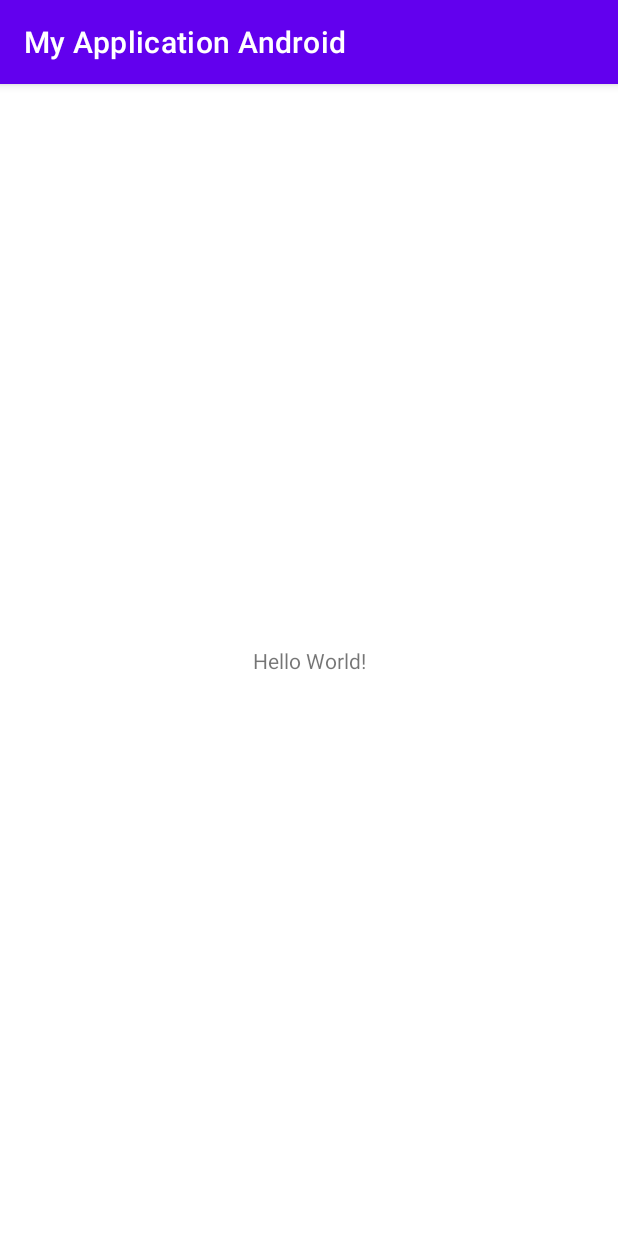
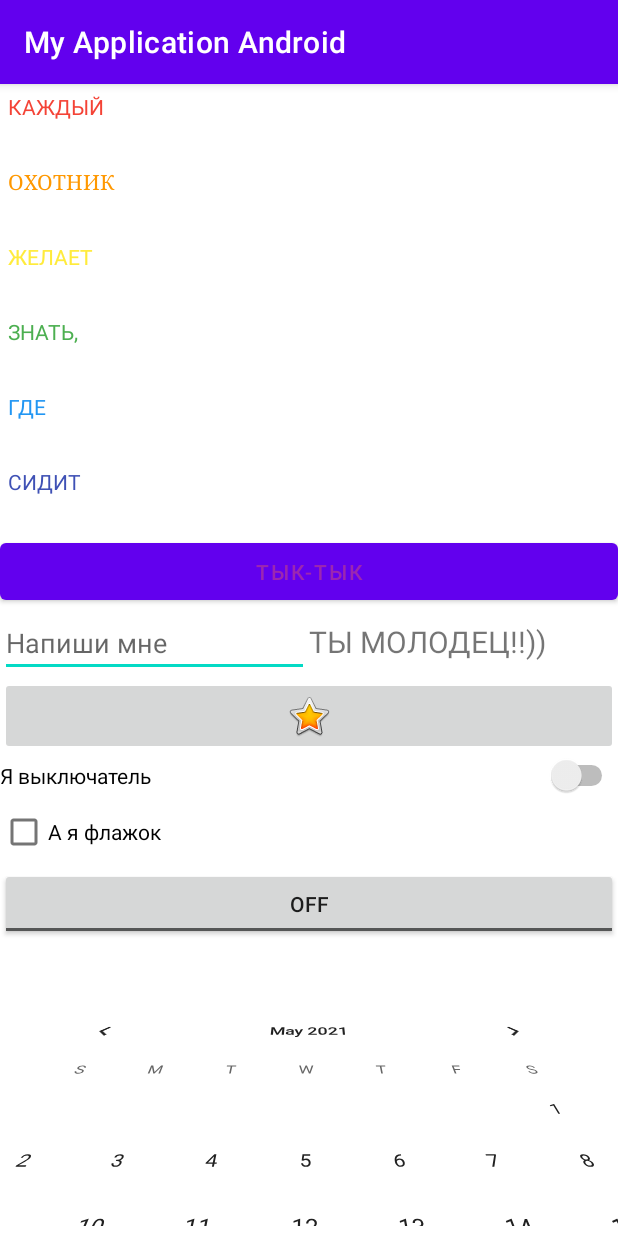
Before and after one commit to Tati1909/MyApplicationAndroid, an Android app: the screen it shows after launch (MainActivity), on a phone screen of 412 x 824 dp. Run offline under Robolectric (Android 15) with nearby library versions, the phone set to English and light mode, and no system bars.

Commit message:
Сделала ДЗ 1.

```diff
--- a/app/src/main/java/com/example/myapplicationandroid/MainActivity.java
+++ b/app/src/main/java/com/example/myapplicationandroid/MainActivity.java
@@ -3,12 +3,19 @@ package com.example.myapplicationandroid;
 import androidx.appcompat.app.AppCompatActivity;
 
 import android.os.Bundle;
+import android.view.View;
+import android.widget.Button;
 
 public class MainActivity extends AppCompatActivity {
+    private Button buttonTykTyk;
 
     @Override
     protected void onCreate(Bundle savedInstanceState) {
         super.onCreate(savedInstanceState);
         setContentView(R.layout.activity_main);
+
+        buttonTykTyk = findViewById(R.id.button1);
+        buttonTykTyk.setOnClickListener(v -> buttonTykTyk.setText("ФАЗАН"));
     }
+
 }
--- a/app/src/main/res/layout/activity_main.xml
+++ b/app/src/main/res/layout/activity_main.xml
@@ -1,18 +1,183 @@
 <?xml version="1.0" encoding="utf-8"?>
-<androidx.constraintlayout.widget.ConstraintLayout xmlns:android="http://schemas.android.com/apk/res/android"
+
+
+<LinearLayout xmlns:android="http://schemas.android.com/apk/res/android"
     xmlns:app="http://schemas.android.com/apk/res-auto"
     xmlns:tools="http://schemas.android.com/tools"
     android:layout_width="match_parent"
     android:layout_height="match_parent"
+    android:orientation="vertical"
     tools:context=".MainActivity">
 
-    <TextView
-        android:layout_width="wrap_content"
+    <LinearLayout
+        android:layout_width="match_parent"
         android:layout_height="wrap_content"
-        android:text="Hello World!"
-        app:layout_constraintBottom_toBottomOf="parent"
-        app:layout_constraintLeft_toLeftOf="parent"
-        app:layout_constraintRight_toRightOf="parent"
-        app:layout_constraintTop_toTopOf="parent" />
+        android:orientation="horizontal">
 
-</androidx.constraintlayout.widget.ConstraintLayout>
+        <TextView
+            android:id="@+id/text1"
+            android:layout_width="0dp"
+            android:layout_height="50dp"
+            android:layout_weight="0.3"
+            android:padding="5dp"
+            android:text="КАЖДЫЙ"
+            android:textColor="#F44336" />
+    </LinearLayout>
+
+    <LinearLayout
+        android:layout_width="match_parent"
+        android:layout_height="wrap_content"
+        android:orientation="horizontal">
+
+        <TextView
+            android:id="@+id/text2"
+            android:layout_width="0dp"
+            android:layout_height="50dp"
+            android:layout_weight="0.3"
+            android:fontFamily="serif"
+            android:padding="5dp"
+            android:text="ОХОТНИК"
+            android:textColor="#FF9800" />
+    </LinearLayout>
+
+    <LinearLayout
+        android:layout_width="match_parent"
+        android:layout_height="wrap_content"
+        android:orientation="horizontal">
+
+        <TextView
+            android:id="@+id/text3"
+            android:layout_width="0dp"
+            android:layout_height="50dp"
+            android:layout_weight="0.3"
+            android:padding="5dp"
+            android:text="ЖЕЛАЕТ"
+            android:textColor="#FFEB3B" />
+    </LinearLayout>
+
+    <LinearLayout
+        android:layout_width="match_parent"
+        android:layout_height="wrap_content"
+        android:orientation="horizontal">
+
+        <TextView
+            android:id="@+id/text4"
+            android:layout_width="0dp"
+            android:layout_height="50dp"
+            android:layout_weight="0.3"
+            android:padding="5dp"
+            android:text="ЗНАТЬ, "
+            android:textColor="#4CAF50" />
+    </LinearLayout>
+
+    <LinearLayout
+        android:layout_width="match_parent"
+        android:layout_height="wrap_content"
+        android:orientation="horizontal">
+
+        <TextView
+            android:id="@+id/text5"
+            android:layout_width="0dp"
+            android:layout_height="50dp"
+            android:layout_weight="0.3"
+            android:padding="5dp"
+            android:text="ГДЕ "
+            android:textColor="#2196F3" />
+    </LinearLayout>
+
+    <LinearLayout
+        android:layout_width="match_parent"
+        android:layout_height="wrap_content"
+        android:orientation="horizontal">
+
+        <TextView
+            android:id="@+id/text6"
+            android:layout_width="0dp"
+            android:layout_height="50dp"
+            android:layout_weight="0.3"
+            android:padding="5dp"
+            android:text="СИДИТ "
+            android:textColor="#3F51B5" />
+    </LinearLayout>
+
+    <Button
+        android:id="@+id/button1"
+        android:layout_width="match_parent"
+        android:layout_height="50dp"
+        android:text="тык-тык"
+        android:textColor="#9C27B0" />
+
+    <LinearLayout
+        android:layout_width="match_parent"
+        android:layout_height="wrap_content"
+        android:orientation="horizontal">
+
+        <EditText
+            android:id="@+id/editText"
+            android:layout_width="0dp"
+            android:layout_height="wrap_content"
+            android:layout_weight="1"
+            android:hint="Напиши мне"
+            android:inputType="text" />
+
+        <TextView
+            android:id="@+id/resultText"
+            android:layout_width="0dp"
+            android:layout_height="wrap_content"
+            android:layout_weight="1"
+            android:text="ТЫ МОЛОДЕЦ!!))"
+            android:textSize="20sp" />
+    </LinearLayout>
+
+    <LinearLayout
+        android:layout_width="match_parent"
+        android:layout_height="wrap_content"
+        android:orientation="horizontal">
+
+        <ImageButton
+            android:id="@+id/imageButton"
+            android:layout_width="match_parent"
+            android:layout_height="wrap_content"
+            app:srcCompat="@android:drawable/btn_star_big_on" />
+    </LinearLayout>
+
+
+
+    <Switch
+        android:id="@+id/switch1"
+        android:layout_width="match_parent"
+        android:layout_height="wrap_content"
+        android:text="Я выключатель" />
+
+    <CheckBox
+        android:id="@+id/checkBox"
+        android:layout_width="match_parent"
+        android:layout_height="wrap_content"
+        android:text="А я флажок"
+        tools:visibility="visible" />
+
+    <ToggleButton
+        android:id="@+id/toggleButton"
+        android:layout_width="match_parent"
+        android:layout_height="wrap_content"
+        android:text="ToggleButton" />
+
+    <LinearLayout
+        android:id="@+id/LinearLayout1"
+        android:layout_width="match_parent"
+        android:layout_height="match_parent"
+        android:orientation="vertical" >
+
+        <CalendarView
+            android:id="@+id/calendarView"
+            android:layout_width="match_parent"
+            android:layout_height="match_parent"
+            android:rotationX="34"
+            android:selectedWeekBackgroundColor="#ff0000"
+            android:weekNumberColor="#0000ff"
+            android:weekSeparatorLineColor="#00ff00" />
+
+    </LinearLayout>
+
+
+</LinearLayout>
```
